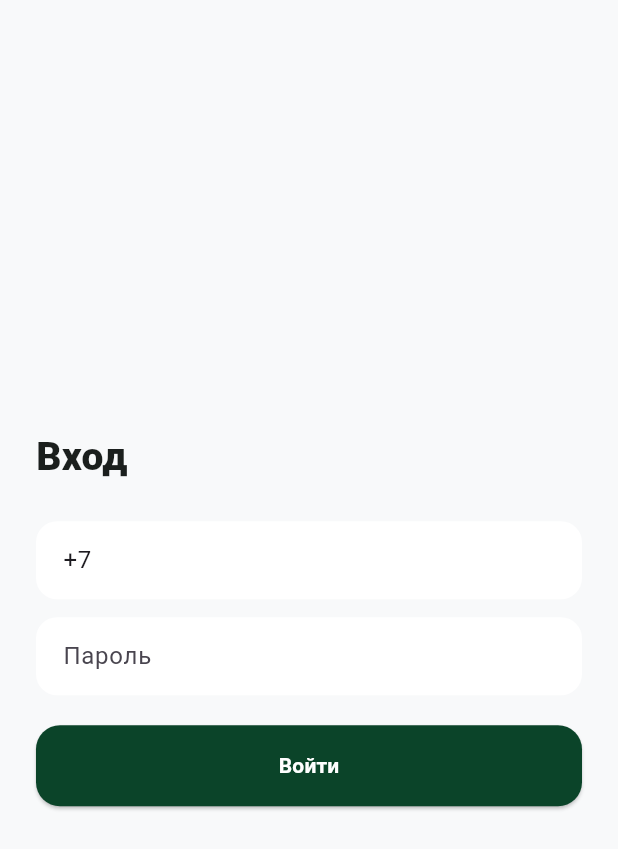
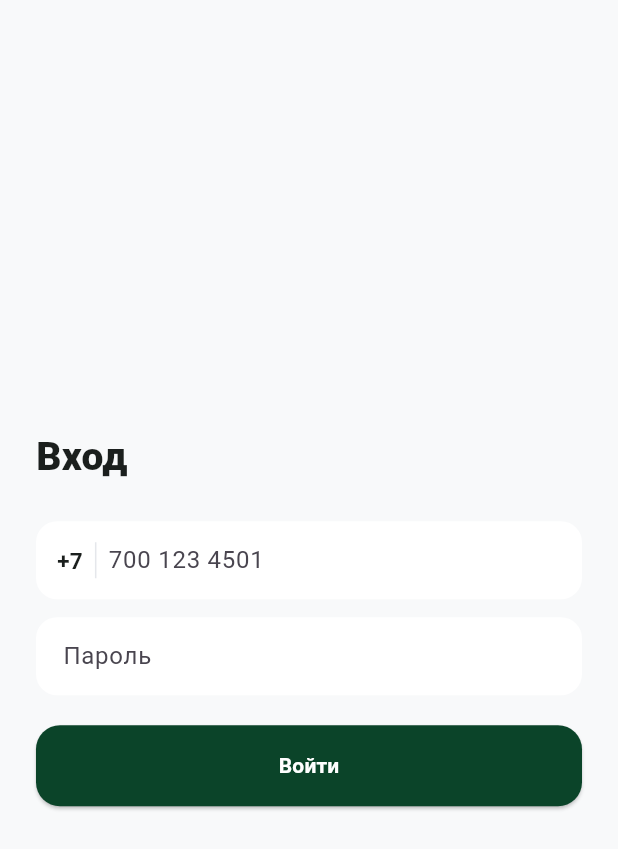
Before and after one commit to hdbshshshshs0-commits/VenTal_Go_flutter, a Flutter app: the screen it shows after launch, on a phone screen of 412 x 824 dp. Shown: the top 849 px of the screen. Run offline on Flutter 3.47's test engine with Material 3 defaults, Android fonts, the phone set to English and light mode, and no system bars; our stand-ins replace geolocator, shimmer; missing offline and left inert: maplibre_gl; accounts and stored records are empty.

Commit message:
Update phone_input_field.dart

```diff
--- a/lib/core/widgets/phone_input_field.dart
+++ b/lib/core/widgets/phone_input_field.dart
@@ -1,47 +1,50 @@
 import 'package:flutter/material.dart';
 import 'package:flutter/services.dart';
 
-/// Маска ввода телефона: +7 ХХХ ХХХ ХХХХ.
-/// Используется везде в приложении, где вводится номер телефона
-/// (регистрация, посылки — отправитель/получатель, профиль).
+import 'package:vental_go/core/theme/app_colors.dart';
+
 class PhoneInputField extends StatefulWidget {
   final ValueChanged<String> onChanged;
-  final String? initialValue;
 
-  const PhoneInputField({super.key, required this.onChanged, this.initialValue});
+  const PhoneInputField({super.key, required this.onChanged});
 
   @override
   State<PhoneInputField> createState() => _PhoneInputFieldState();
 }
 
-class _PhoneMaskFormatter extends TextInputFormatter {
+/// Форматтер, который умеет отличать "удалили цифру" от "удалили
+/// автоматический пробел маски" — во втором случае убирает ещё и
+/// последнюю цифру, иначе Backspace на границе группы (после 3-й или
+/// 6-й цифры) выглядит так, будто ничего не удаляется.
+class _LocalPhoneMaskFormatter extends TextInputFormatter {
   @override
   TextEditingValue formatEditUpdate(TextEditingValue oldValue, TextEditingValue newValue) {
-    final digits = newValue.text.replaceAll(RegExp(r'\D'), '');
-    final trimmed = digits.length > 10 ? digits.substring(0, 10) : digits;
+    final oldDigits = oldValue.text.replaceAll(RegExp(r'\D'), '');
+    final newDigitsRaw = newValue.text.replaceAll(RegExp(r'\D'), '');
 
-    final buffer = StringBuffer('+7 ');
-    for (int i = 0; i < trimmed.length; i++) {
-      buffer.write(trimmed[i]);
+    final isDeleting = newValue.text.length < oldValue.text.length;
+    final onlySpaceWasRemoved = isDeleting && newDigitsRaw.length == oldDigits.length;
+
+    String digits;
+    if (onlySpaceWasRemoved && oldDigits.isNotEmpty) {
+      digits = oldDigits.substring(0, oldDigits.length - 1);
+    } else {
+      digits = newDigitsRaw.length > 10 ? newDigitsRaw.substring(0, 10) : newDigitsRaw;
+    }
+
+    final buffer = StringBuffer();
+    for (int i = 0; i < digits.length; i++) {
+      buffer.write(digits[i]);
       if (i == 2 || i == 5) buffer.write(' ');
     }
 
     final text = buffer.toString();
-    return TextEditingValue(
-      text: text,
-      selection: TextSelection.collapsed(offset: text.length),
-    );
+    return TextEditingValue(text: text, selection: TextSelection.collapsed(offset: text.length));
   }
 }
 
 class _PhoneInputFieldState extends State<PhoneInputField> {
-  late final TextEditingController _controller;
-
-  @override
-  void initState() {
-    super.initState();
-    _controller = TextEditingController(text: widget.initialValue ?? '+7 ');
-  }
+  final TextEditingController _controller = TextEditingController();
 
   @override
   void dispose() {
@@ -49,21 +52,36 @@ class _PhoneInputFieldState extends State<PhoneInputField> {
     super.dispose();
   }
 
+  void _handleChanged(String value) {
+    final digits = value.replaceAll(RegExp(r'\D'), '');
+    widget.onChanged('+7$digits');
+  }
+
   @override
   Widget build(BuildContext context) {
-    return TextField(
-      controller: _controller,
-      keyboardType: TextInputType.phone,
-      inputFormatters: [_PhoneMaskFormatter()],
-      onChanged: (value) {
-        final digitsOnly = value.replaceAll(RegExp(r'\D'), '');
-        widget.onChanged('+$digitsOnly');
-      },
-      decoration: InputDecoration(
-        filled: true,
-        fillColor: Colors.white,
-        contentPadding: const EdgeInsets.symmetric(horizontal: 14, vertical: 14),
-        border: OutlineInputBorder(borderRadius: BorderRadius.circular(14), borderSide: BorderSide.none),
+    return Container(
+      decoration: BoxDecoration(color: Colors.white, borderRadius: BorderRadius.circular(14)),
+      padding: const EdgeInsets.symmetric(horizontal: 14),
+      child: Row(
+        children: [
+          const Text('+7', style: TextStyle(fontSize: 15, fontWeight: FontWeight.w700, color: AppColors.textDark)),
+          const SizedBox(width: 8),
+          Container(width: 1, height: 24, color: AppColors.divider),
+          const SizedBox(width: 8),
+          Expanded(
+            child: TextField(
+              controller: _controller,
+              keyboardType: TextInputType.number,
+              inputFormatters: [_LocalPhoneMaskFormatter()],
+              onChanged: _handleChanged,
+              decoration: const InputDecoration(
+                hintText: '700 123 4501',
+                border: InputBorder.none,
+                contentPadding: EdgeInsets.symmetric(vertical: 14),
+              ),
+            ),
+          ),
+        ],
       ),
     );
   }
```
